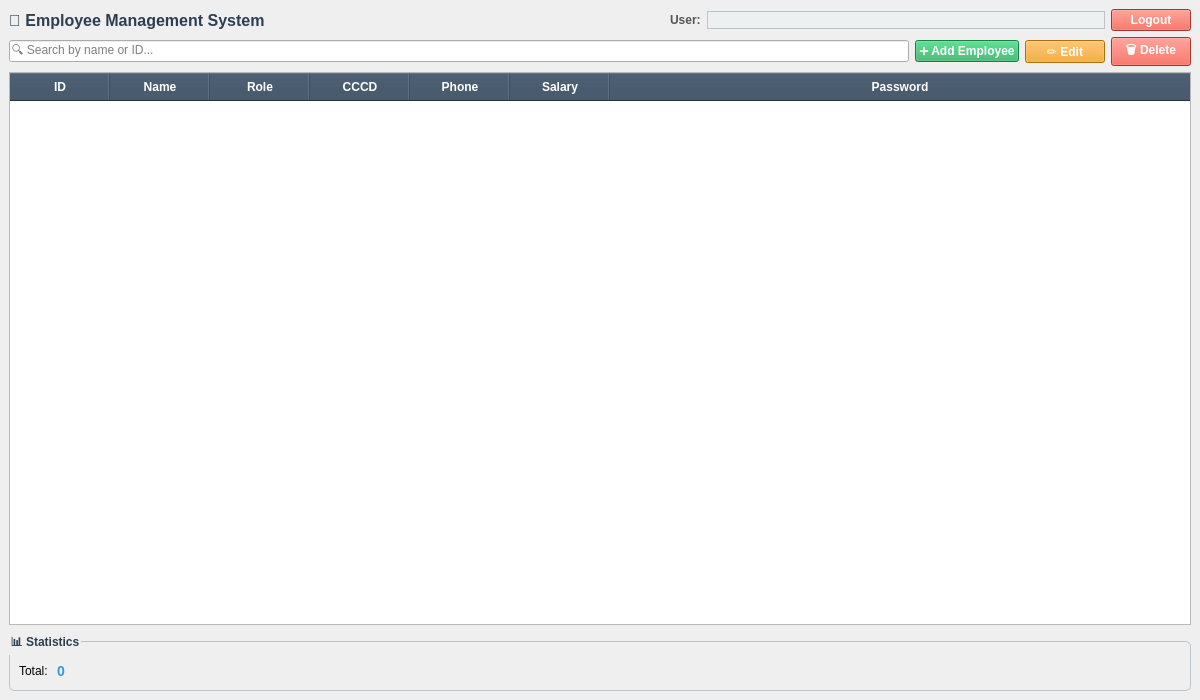
The window that src/client/gui/MainWindow.ui (kienquang/CSAT_BMTT_Project) describes before a commit, drawn with Qt 5.
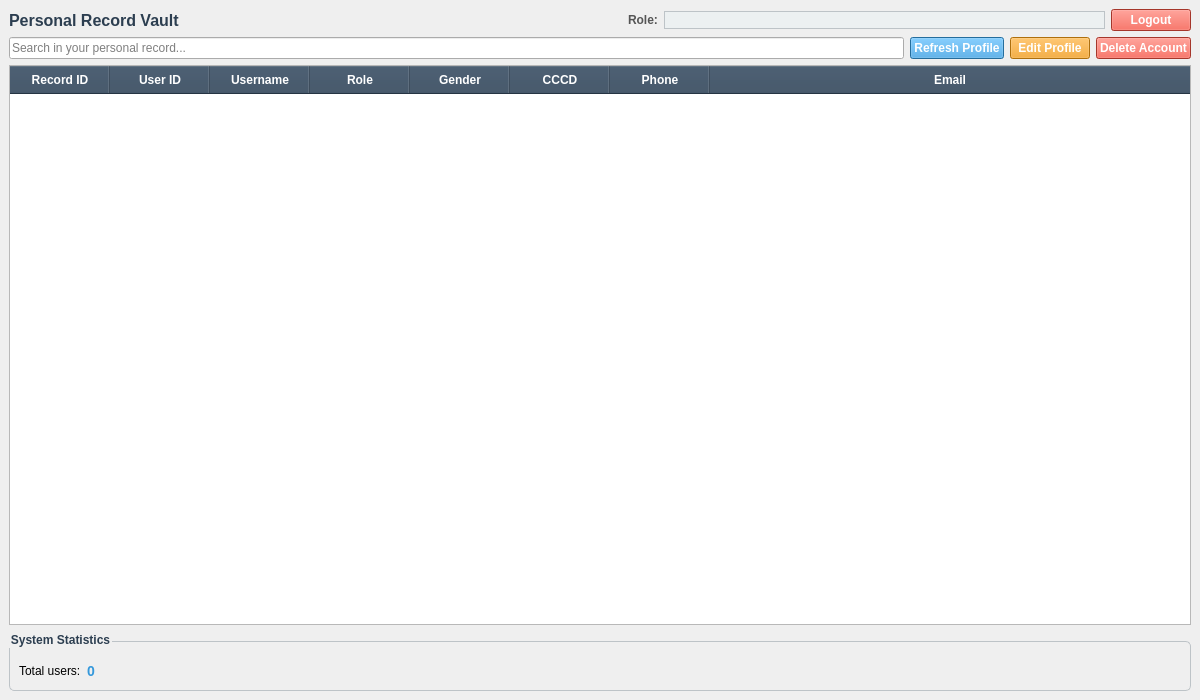
The same window after the commit. Icons and pictures are not drawn.

The edit to the form file:
```diff
--- a/src/client/gui/MainWindow.ui
+++ b/src/client/gui/MainWindow.ui
@@ -24,7 +24,7 @@
       <item>
        <widget class="QLabel" name="titleLabel">
         <property name="text">
-         <string>👥 Employee Management System</string>
+         <string>Personal Record Vault</string>
         </property>
         <property name="styleSheet">
          <string notr="true">font-size: 16px; font-weight: bold; color: #2c3e50;</string>
@@ -47,7 +47,7 @@
       <item>
        <widget class="QLabel" name="userLabel">
         <property name="text">
-         <string>User:</string>
+        <string>Role:</string>
         </property>
         <property name="styleSheet">
          <string notr="true">font-weight: bold; color: #555;</string>
@@ -84,24 +84,24 @@
       <item>
        <widget class="QLineEdit" name="searchBox">
         <property name="placeholderText">
-         <string>🔍 Search by name or ID...</string>
+         <string>Search in your personal record...</string>
         </property>
        </widget>
       </item>
       <item>
        <widget class="QPushButton" name="addBtn">
         <property name="text">
-         <string>➕ Add Employee</string>
+         <string>Refresh Profile</string>
         </property>
         <property name="styleSheet">
-         <string notr="true">background-color: #27ae60; color: white; font-weight: bold;</string>
+         <string notr="true">background-color: #3498db; color: white; font-weight: bold;</string>
         </property>
        </widget>
       </item>
       <item>
        <widget class="QPushButton" name="editBtn">
         <property name="text">
-         <string>✏️ Edit</string>
+         <string>Edit Profile</string>
         </property>
         <property name="styleSheet">
          <string notr="true">background-color: #f39c12; color: white; font-weight: bold;</string>
@@ -111,7 +111,7 @@
       <item>
        <widget class="QPushButton" name="deleteBtn">
         <property name="text">
-         <string>🗑️ Delete</string>
+         <string>Delete Account</string>
         </property>
         <property name="styleSheet">
          <string notr="true">background-color: #e74c3c; color: white; font-weight: bold;</string>
@@ -123,7 +123,7 @@
     <item>
      <widget class="QTableWidget" name="employeeTable">
       <property name="columnCount">
-       <number>7</number>
+         <number>8</number>
       </property>
       <property name="rowCount">
        <number>0</number>
@@ -150,12 +150,17 @@
       </attribute>
       <column>
        <property name="text">
-        <string>ID</string>
+        <string>Record ID</string>
        </property>
       </column>
       <column>
        <property name="text">
-        <string>Name</string>
+        <string>User ID</string>
+       </property>
+      </column>
+      <column>
+       <property name="text">
+        <string>Username</string>
        </property>
       </column>
       <column>
@@ -163,6 +168,11 @@
         <string>Role</string>
        </property>
       </column>
+      <column>
+       <property name="text">
+        <string>Gender</string>
+       </property>
+      </column>
       <column>
        <property name="text">
         <string>CCCD</string>
@@ -175,12 +185,7 @@
       </column>
       <column>
        <property name="text">
-        <string>Salary</string>
-       </property>
-      </column>
-      <column>
-       <property name="text">
-        <string>Password</string>
+        <string>Email</string>
        </property>
       </column>
      </widget>
@@ -190,7 +195,7 @@
       <item>
        <widget class="QGroupBox" name="statsGroup">
         <property name="title">
-         <string>📊 Statistics</string>
+         <string>System Statistics</string>
         </property>
         <property name="styleSheet">
          <string notr="true">QGroupBox { color: #2c3e50; font-weight: bold; border: 1px solid #bdc3c7; border-radius: 5px; margin-top: 10px; padding-top: 10px; }</string>
@@ -199,7 +204,7 @@
          <item>
           <widget class="QLabel" name="totalLabel">
            <property name="text">
-            <string>Total: </string>
+            <string>Total users:</string>
            </property>
           </widget>
          </item>
```
Left out of the diff: 14 changed lines with no effect on the pictures.
